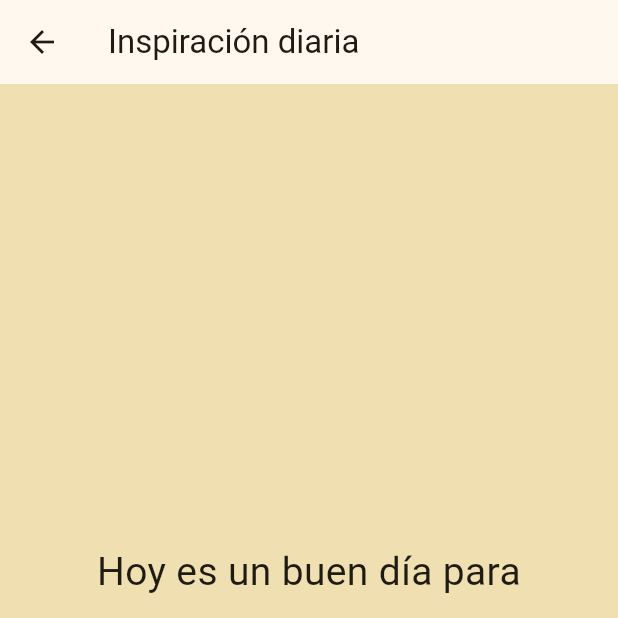
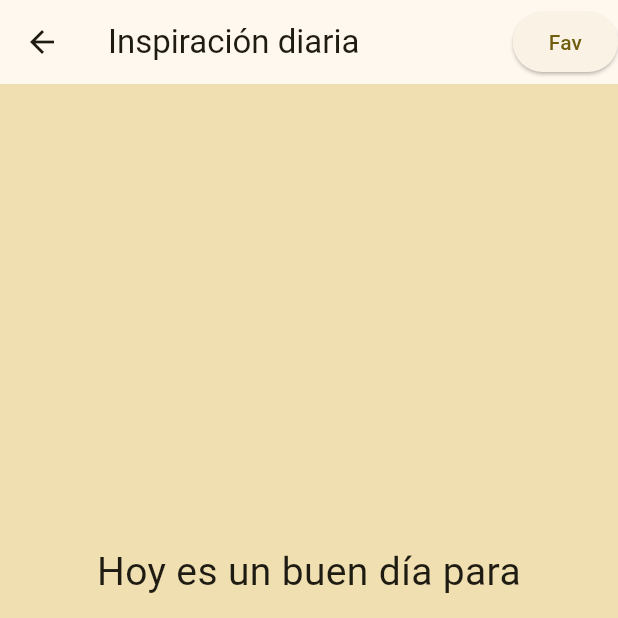
Before and after one commit to araortigoza/5_Flutter_App_The_Hatch, a Flutter app: the FrasesScreen screen opened directly, on a phone screen of 412 x 824 dp, the top half of it. Run offline on Flutter 3.47's test engine with Material 3 defaults, Android fonts, the phone set to English and light mode, and no system bars; our stand-ins replace shared_preferences; accounts and stored records are empty.

Commit message:
Se agrego boton y logica para elegir frase fav

```diff
--- a/lib/screens/frases_screen.dart
+++ b/lib/screens/frases_screen.dart
@@ -1,6 +1,7 @@
 import 'dart:math'; // SE IMPORTA LA LIBRERIA PARA USAR RANDOM
 
-import 'package:flutter/material.dart'; // SE IMPORTA PARA ACCEDER A COMPONENTES VISUALES
+import 'package:flutter/material.dart';
+import 'package:tareas_app/screens/bienvenida_screen.dart'; // SE IMPORTA PARA ACCEDER A COMPONENTES VISUALES
 
 // SE CREA UN WIDGET PERSONALIZADO QUE HEREDA DE STATEFULWIDGET
 // STATEFULWIDGET ES UN WIDGET CON ESTADO, ES DECIR, EL ESTADO SI PUEDE CAMBIAR
@@ -31,6 +32,7 @@ class _FrasesScreenState extends State<FrasesScreen> {
   ];
 
   late String frase; // SE CREA LA VARIABLE FRASE SIN VALOR INICIALMENTE
+  List frasesFav = [];
 
   // ANOTACION PARA INDICAR QUE SE SOBREESCRIBE UN METODO DE LA CLASE PADRE
   @override
@@ -56,13 +58,35 @@ class _FrasesScreenState extends State<FrasesScreen> {
     });
   }
 
+  void agregarFraseFav() {
+    setState(() {
+      frasesFav.add(frase);
+    });
+  }
+
   // ANOTACION PARA INDICAR QUE SE SOBREESCRIBE UN METODO DE LA CLASE PADRE
   @override
   // SE DEFINE EL METODO QUE SE EJECUTARA CADA VEZ QUE SE QUIERA MOSTRAR ESTE WIDGET
   // CONTEXT INDICA LA UBICACION EXACTA DEL WIDGET DENTRO DEL ARBOL DE LA APP
   Widget build(BuildContext context) {
     return Scaffold(
-      appBar: AppBar(title: const Text('Inspiración diaria')),
+      appBar: AppBar(
+        title: const Text('Inspiración diaria'),
+        actions: [
+          ElevatedButton(
+            onPressed: () {
+              agregarFraseFav();
+              Navigator.push(
+                context,
+                MaterialPageRoute(
+                  builder: (context) => BienvenidaScreen(frasesFav: frasesFav),
+                ),
+              );
+            },
+            child: const Text('Fav'),
+          ),
+        ],
+      ),
       body: Center(
         child: Padding(
           padding: const EdgeInsets.all(24),
```
